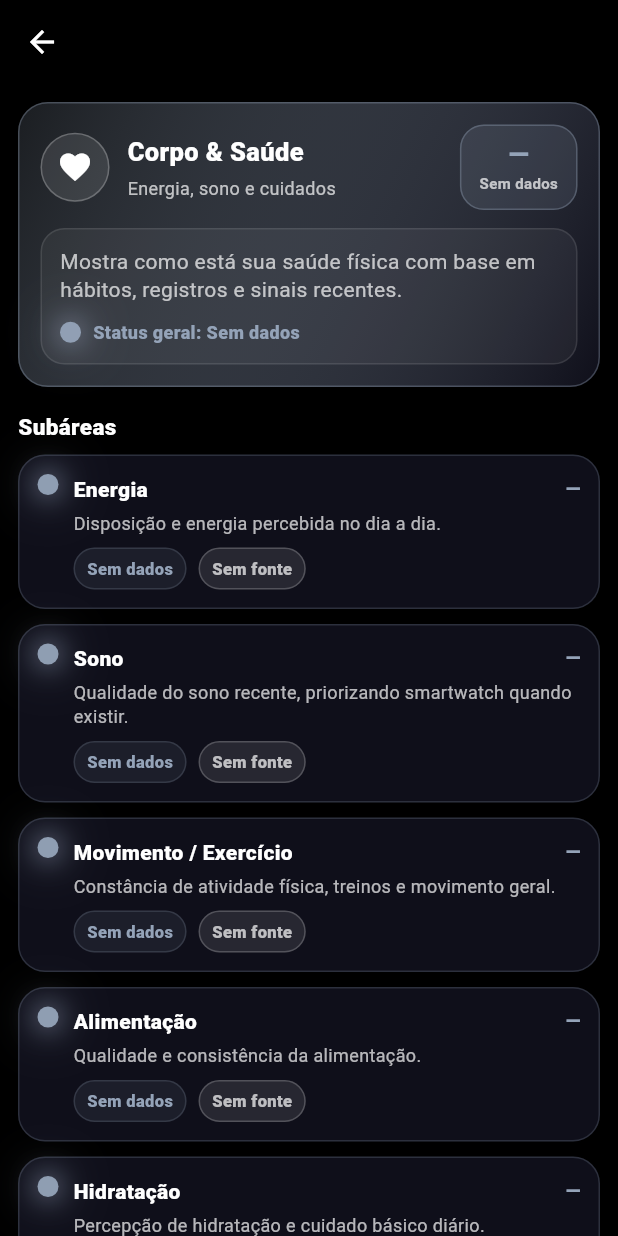
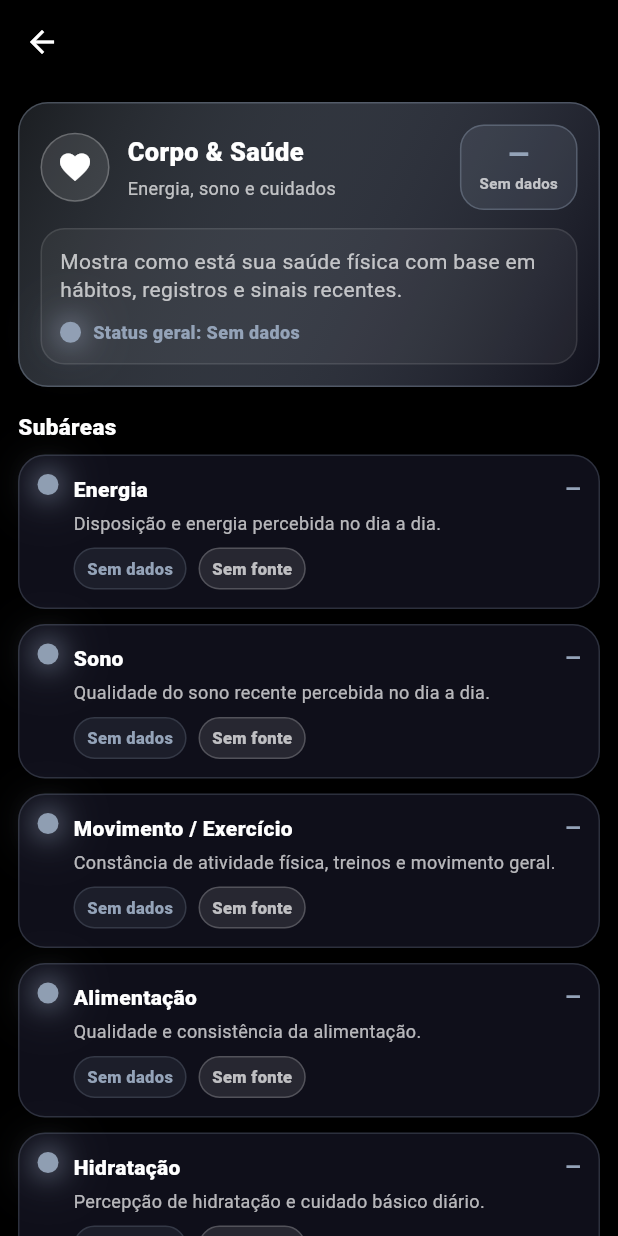
Before and after one commit to Fabrithizio/Vida_app, a Flutter app: the AreaDetailPage screen opened directly with empty values, on a phone screen of 412 x 824 dp. Run offline on Flutter 3.47's test engine with Material 3 defaults, Android fonts, the phone set to English and light mode, and no system bars; our stand-ins replace firebase_auth, firebase_core, flutter_local_notifications, google_sign_in, hive_flutter, package_info_plus and 3 more; missing offline and left inert: health; accounts and stored records are empty.

Commit message:
sitema de areas atualizado

```diff
--- a/lib/features/areas/presentation/areas_catalog.dart
+++ b/lib/features/areas/presentation/areas_catalog.dart
@@ -6,11 +6,10 @@
 // - Centraliza títulos, descrições, pesos e fonte padrão de cada item
 // - Controla o que aparece ou não conforme o perfil do usuário
 //
-// Observações desta revisão:
-// - preserva todas as áreas já existentes
-// - ajusta Corpo & Saúde e Mente & Emoções
-// - remove a subárea fraca de "Entrega" em Trabalho & Vocação
-// - mantém Trabalho & Vocação com 3 subáreas mais coerentes
+// Ajuste desta revisão:
+// - mantém as mudanças já feitas nas áreas anteriores
+// - ajusta Digital & Tecnologia
+// - reforça "Distrações" como subárea cruzada, não manual pura
 // ============================================================================
 
 import 'package:flutter/material.dart';
@@ -91,8 +90,7 @@ class AreasCatalog {
         AreaItemDef(
           id: 'sleep',
           title: 'Sono',
-          description:
-              'Qualidade do sono recente, priorizando smartwatch quando existir.',
+          description: 'Qualidade do sono recente percebida no dia a dia.',
           defaultSource: AreaDataSource.automatic,
           weight: 1.2,
           recommendedAction:
@@ -117,7 +115,7 @@ class AreasCatalog {
           defaultSource: AreaDataSource.mixed,
           weight: 1.1,
           recommendedAction:
-              'Registrar como esteve sua alimentação no Corpo & Saúde.',
+              'Registrar como esteve sua alimentação no fitness.',
         ),
         AreaItemDef(
           id: 'hydration',
@@ -125,7 +123,7 @@ class AreasCatalog {
           description: 'Percepção de hidratação e cuidado básico diário.',
           defaultSource: AreaDataSource.mixed,
           weight: 1.1,
-          recommendedAction: 'Registrar sua água no Corpo & Saúde.',
+          recommendedAction: 'Registrar sua água no fitness.',
         ),
         AreaItemDef(
           id: 'imc',
@@ -163,54 +161,46 @@ class AreasCatalog {
       id: mindEmotion,
       title: 'Mente & Emoções',
       titleShort: 'Emoções',
-      subtitle: 'Humor, pressão e foco',
+      subtitle: 'Humor, estresse e foco',
       description:
-          'Resume sua cabeça no dia a dia usando perguntas diretas e sinais indiretos do resto do app.',
+          'Resume seu estado mental usando sinais do dia a dia e percepção recente.',
       icon: Icons.psychology,
       items: [
         AreaItemDef(
           id: 'mood',
           title: 'Humor',
-          description:
-              'Combina pergunta diária com sono, conexão social e base recente da rotina.',
+          description: 'Leitura do humor recente.',
           defaultSource: AreaDataSource.mixed,
           weight: 1.1,
           recommendedAction:
-              'Responder seu humor e manter sono e conexão social minimamente bons.',
-          supportsAutomaticData: true,
+              'Manter o check-in e os sinais do dia a dia atualizados.',
         ),
         AreaItemDef(
           id: 'stress',
-          title: 'Estresse / pressão',
-          description:
-              'Combina pergunta diária com pressão financeira, sono, rotina e uso noturno.',
+          title: 'Estresse / Pressão',
+          description: 'Peso mental e pressão recente.',
           defaultSource: AreaDataSource.mixed,
           weight: 1.2,
           recommendedAction:
-              'Responder seu nível de pressão e observar sono, finanças e sobrecarga.',
-          supportsAutomaticData: true,
+              'O app cruza rotina, finanças, sono e sinais recentes.',
         ),
         AreaItemDef(
           id: 'focus',
           title: 'Foco',
-          description:
-              'Combina pergunta diária com sono, rotina e sinais digitais que atrapalham atenção.',
+          description: 'Capacidade recente de manter a mente no que importa.',
           defaultSource: AreaDataSource.mixed,
           weight: 1.1,
           recommendedAction:
-              'Responder como esteve seu foco e reduzir bagunça digital quando precisar.',
-          supportsAutomaticData: true,
+              'O app cruza uso digital, rotina, sono e respostas recentes.',
         ),
         AreaItemDef(
           id: 'mental_load',
           title: 'Sobrecarga mental',
-          description:
-              'Usa pergunta diária e sinais indiretos para estimar o peso mental recente.',
-          defaultSource: AreaDataSource.estimated,
+          description: 'Acúmulo de peso mental e dificuldade de dar conta.',
+          defaultSource: AreaDataSource.mixed,
           weight: 1.2,
           recommendedAction:
-              'Responder a percepção do dia e observar sinais de pressão acumulada.',
-          supportsAutomaticData: true,
+              'O app cruza carga da rotina, sono, finanças e sinais emocionais.',
         ),
       ],
     ),
@@ -290,96 +280,85 @@ class AreasCatalog {
       id: workVocation,
       title: 'Trabalho & Vocação',
       titleShort: 'Trabalho',
-      subtitle: 'Rotina, constância e equilíbrio',
+      subtitle: 'Rotina e consistência',
       description:
-          'Avalia se sua rotina principal está funcionando com alguma constância, sem depender de uma subárea fraca de achismo.',
+          'Avalia sua constância produtiva e o equilíbrio da rotina principal.',
       icon: Icons.work,
       items: [
         AreaItemDef(
           id: 'routine',
           title: 'Rotina',
-          description:
-              'Base da rotina principal, cruzando contexto inicial, sinais do app e ajustes futuros do check-in adaptativo.',
-          defaultSource: AreaDataSource.mixed,
-          weight: 1.1,
-          recommendedAction:
-              'Manter o contexto de vida atualizado e registrar sua rotina principal no app quando houver esse fluxo.',
-          supportsAutomaticData: true,
+          description: 'Organização da rotina principal no dia a dia.',
+          defaultSource: AreaDataSource.dailyQuestions,
+          recommendedAction: 'Responder como esteve sua rotina.',
         ),
         AreaItemDef(
           id: 'consistency',
           title: 'Consistência',
-          description:
-              'Capacidade de repetir o básico com frequência, usando histórico real do app e sinais de constância.',
-          defaultSource: AreaDataSource.estimated,
-          weight: 1.2,
+          description: 'Capacidade de repetir o básico com frequência.',
+          defaultSource: AreaDataSource.dailyQuestions,
           recommendedAction:
-              'Usar o app com constância e manter seus registros atualizados.',
-          supportsAutomaticData: true,
+              'Responder o check-in diário para alimentar esta subárea.',
         ),
         AreaItemDef(
           id: 'balance',
           title: 'Equilíbrio',
-          description:
-              'Equilíbrio entre cobrança, descanso e pressão, cruzando rotina, saúde e cabeça.',
+          description: 'Equilíbrio entre produtividade, descanso e pressão.',
           defaultSource: AreaDataSource.estimated,
           weight: 1.1,
           recommendedAction:
-              'Observar sinais de excesso de pressão e manter sono, rotina e recuperação minimamente estáveis.',
+              'Calculada automaticamente pelos sinais recentes de rotina, estresse e recuperação.',
           supportsAutomaticData: true,
         ),
       ],
     ),
     AreaDef(
       id: learningIntellect,
-      title: 'Aprendizado & Intelecto',
-      titleShort: 'Estudos',
-      subtitle: 'Estudo e prática',
-      description: 'Mostra constância de estudo e evolução intelectual.',
-      icon: Icons.school,
+      title: 'Projetos & Progresso',
+      titleShort: 'Projetos',
+      subtitle: 'Planejamento, execução e avanço',
+      description:
+          'Resume o quanto você está conseguindo planejar, executar e manter avanço real no que importa.',
+      icon: Icons.rocket_launch_rounded,
       items: [
         AreaItemDef(
-          id: 'study',
-          title: 'Tempo de estudo',
-          description: 'Constância do estudo recente.',
-          defaultSource: AreaDataSource.dailyQuestions,
-          recommendedAction: 'Responder se houve estudo hoje.',
-        ),
-        AreaItemDef(
-          id: 'courses',
-          title: 'Cursos / Progresso',
-          description: 'Evolução em cursos e trilhas em andamento.',
+          id: 'planning',
+          title: 'Planejamento',
+          description: 'Organização de metas, projetos e próximos passos.',
           defaultSource: AreaDataSource.estimated,
+          weight: 1.1,
           recommendedAction:
-              'Calculada automaticamente pela constância e qualidade recente do estudo.',
+              'Registrar metas, tarefas ou projetos para fortalecer essa leitura.',
           supportsAutomaticData: true,
         ),
         AreaItemDef(
-          id: 'reading',
-          title: 'Leitura',
-          description: 'Ritmo de leitura e contato com conteúdo de qualidade.',
+          id: 'execution',
+          title: 'Execução',
+          description: 'Capacidade de sair do plano e fazer acontecer.',
           defaultSource: AreaDataSource.estimated,
+          weight: 1.2,
           recommendedAction:
-              'Calculada automaticamente pelos sinais recentes de foco e qualidade do estudo.',
+              'Marcar progresso real no app ajuda a fortalecer essa leitura.',
           supportsAutomaticData: true,
         ),
         AreaItemDef(
-          id: 'skills',
-          title: 'Habilidades',
-          description: 'Desenvolvimento de competências relevantes.',
+          id: 'consistency',
+          title: 'Constância',
+          description: 'Capacidade de continuar avançando com regularidade.',
           defaultSource: AreaDataSource.estimated,
-          weight: 1.1,
+          weight: 1.2,
           recommendedAction:
-              'Calculada automaticamente pelos sinais recentes de foco, rotina e qualidade do estudo.',
+              'A repetição de avanço ao longo dos dias fortalece essa subárea.',
           supportsAutomaticData: true,
         ),
         AreaItemDef(
-          id: 'review_practice',
-          title: 'Revisão / Prática',
-          description: 'Aplicação prática do que foi aprendido.',
+          id: 'progress',
+          title: 'Progresso',
+          description: 'Evolução percebida e registrada ao longo do tempo.',
           defaultSource: AreaDataSource.estimated,
+          weight: 1.2,
           recommendedAction:
-              'Calculada automaticamente pela constância e qualidade recente do estudo.',
+              'Atualizar progresso de metas, tarefas ou projetos melhora essa leitura.',
           supportsAutomaticData: true,
         ),
       ],
@@ -412,12 +391,12 @@ class AreasCatalog {
         ),
         AreaItemDef(
           id: 'partner',
-          title: 'Relacionamento',
+          title: 'Vínculo afetivo',
           description:
-              'Acompanhamento do relacionamento afetivo, se aplicável.',
+              'Acompanhamento de vínculo afetivo, proximidade emocional e relação próxima quando isso existir na vida do usuário.',
           defaultSource: AreaDataSource.estimated,
           recommendedAction:
-              'Estimado de forma leve pelos sinais recentes de conexão social.',
+              'Estimado de forma leve pelos sinais recentes de conexão social e proximidade afetiva.',
           supportsAutomaticData: true,
         ),
         AreaItemDef(
@@ -435,7 +414,7 @@ class AreasCatalog {
       titleShort: 'Hábitos',
       subtitle: 'Base, repetição e recuperação',
       description:
-          'Resume se você está conseguindo manter a base do dia a dia com regularidade, recuperação e repetição do básico.',
+          'Resume se você está conseguindo manter a base do dia a dia com regularidade, autocontrole e retorno ao eixo.',
       icon: Icons.autorenew_rounded,
       items: [
         AreaItemDef(
@@ -466,9 +445,20 @@ class AreasCatalog {
           description:
               'Capacidade de voltar para o eixo depois de dias ruins ou cansativos.',
           defaultSource: AreaDataSource.estimated,
-          weight: 1.0,
+          weight: 1.1,
           recommendedAction:
               'Calculada automaticamente pelos sinais recentes de recuperação, humor, estresse e sono.',
+          supportsAutomaticData: true,
+        ),
+        AreaItemDef(
+          id: 'self_control',
+          title: 'Autocontrole',
+          description:
+              'Capacidade de segurar impulsos, manter limites e não sair do eixo com facilidade.',
+          defaultSource: AreaDataSource.estimated,
+          weight: 1.1,
+          recommendedAction:
+              'Calculada automaticamente por sinais de constância, digital, rotina e estabilidade recente.',
           supportsAutomaticData: true,
         ),
       ],
@@ -479,7 +469,7 @@ class AreasCatalog {
       titleShort: 'Casa',
       subtitle: 'Ordem, limpeza e manutenção',
       description:
-          'Mostra se sua casa e ambiente estão ajudando sua vida ou atrapalhando, com base nas tarefas reais da casa.',
+          'Mostra se sua casa e ambiente estão ajudando sua vida ou atrapalhando.',
       icon: Icons.home,
       items: [
         AreaItemDef(
@@ -502,12 +492,12 @@ class AreasCatalog {
         ),
         AreaItemDef(
           id: 'home_tasks',
-          title: 'Pendências domésticas',
+          title: 'Peso da casa',
           description:
-              'Quantidade e peso de pendências pequenas que continuam abertas em casa.',
+              'Peso acumulado das tarefas e pendências da casa que continuam abertas ou atrasadas.',
           defaultSource: AreaDataSource.automatic,
           recommendedAction:
-              'Calculada automaticamente pelo volume de pendências domésticas e sua recência.',
+              'Calculada automaticamente pelo volume de tarefas abertas da casa e pela recência dessas pendências.',
           supportsAutomaticData: true,
         ),
         AreaItemDef(
@@ -543,11 +533,13 @@ class AreasCatalog {
         AreaItemDef(
           id: 'distraction',
           title: 'Distrações',
-          description: 'Quanto o digital está atrapalhando seu foco.',
+          description:
+              'Leitura cruzada do quanto o digital está atrapalhando seu foco, usando tempo de tela, uso noturno, redes sociais e sinais recentes de foco e rotina.',
           defaultSource: AreaDataSource.estimated,
           weight: 1.1,
           recommendedAction:
-              'Responder o check-in diário para estimar distração digital.',
+              'Essa subárea é estimada pelo cruzamento entre uso digital e impacto real no seu foco e rotina.',
+          supportsAutomaticData: true,
         ),
         AreaItemDef(
           id: 'night_use',
@@ -584,9 +576,7 @@ class AreasCatalog {
     final area = byId(areaId);
     return area.items
         .where((item) {
-          if (item.showOnlyForWomen && !includeWomenCycle) {
-            return false;
-          }
+          if (item.showOnlyForWomen && !includeWomenCycle) return false;
           return true;
         })
         .toList(growable: false);
```
